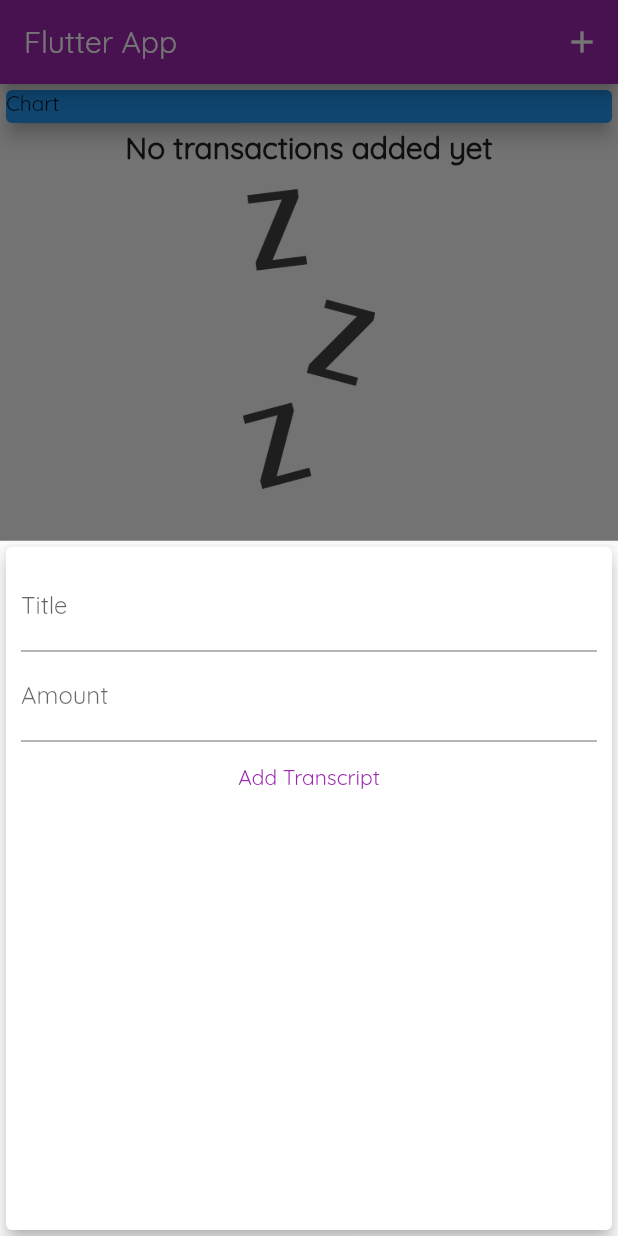
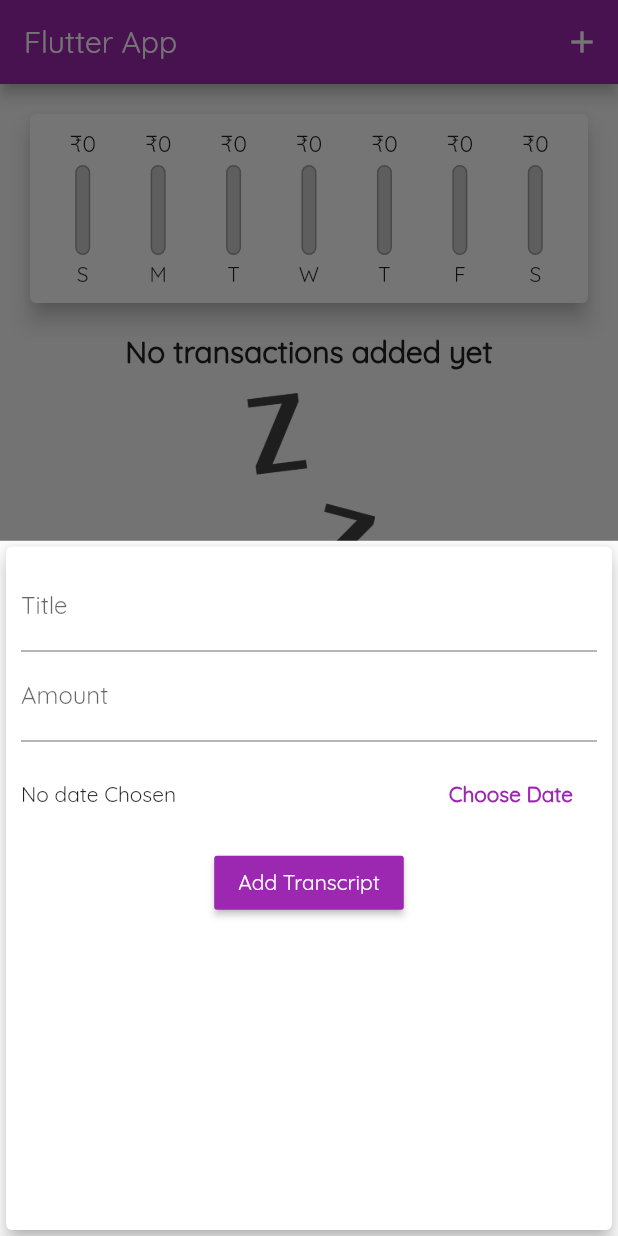
Before and after one commit to Debajyoti14/Expense-Tracker-App, a Flutter app: the screen it shows after launch, after a tap on the "add" icon, on a phone screen of 412 x 824 dp. Run offline on Flutter 3.47's test engine with Material 2 defaults, Android fonts, the phone set to English and light mode, and no system bars.

Commit message:
Almost Done

```diff
--- a/lib/Widgets/chart.dart
+++ b/lib/Widgets/chart.dart
@@ -1,11 +1,65 @@
+import 'package:expense_tracker_app/Widgets/chart_bar.dart';
 import 'package:flutter/material.dart';
+import 'package:intl/intl.dart';
 
-class chart extends StatelessWidget {
+import '../Models/transaction.dart';
+
+class Chart extends StatelessWidget {
+  final List<Transaction> recentTransaction;
+
+  Chart(this.recentTransaction);
+
+  List<Map<String, Object>> get groupedTransactionValues {
+    return List.generate(7, (index) {
+      final weekDay = DateTime.now().subtract(Duration(days: index));
+      double totalSum = 0.0;
+
+      for (var i = 0; i < recentTransaction.length; i++) {
+        if (recentTransaction[i].date.day == weekDay.day &&
+            recentTransaction[i].date.month == weekDay.month &&
+            recentTransaction[i].date.year == weekDay.year) {
+          totalSum += recentTransaction[i].amount;
+        }
+      }
+      print(DateFormat.E().format(weekDay));
+      print(totalSum);
+
+      return {
+        'day': DateFormat.E().format(weekDay).substring(0, 1),
+        'amount': totalSum
+      };
+    }).reversed.toList();
+  }
+
+  double get totalSpending {
+    return groupedTransactionValues.fold(0.0, (sum, item) {
+      return sum + (item['amount'] as double);
+    });
+  }
+
   @override
   Widget build(BuildContext context) {
+    print(groupedTransactionValues);
     return Card(
-        elevation: 6,
-        margin: EdgeInsets.all(15),
-        child: Row(children: <Widget>[]));
+      elevation: 6,
+      margin: EdgeInsets.all(20),
+      child: Container(
+        padding: EdgeInsets.all(10),
+        child: Row(
+            mainAxisAlignment: MainAxisAlignment.spaceAround,
+            children: groupedTransactionValues.map((data) {
+              return Flexible(
+                fit: FlexFit.tight,
+                child: Chart_bar(
+                  (data['day'] as String),
+                  (data['amount'] as double),
+                  totalSpending == 0.0
+                      ? 0.0
+                      : (data['amount'] as double) / totalSpending,
+                ),
+              );
+            }).toList()),
+      ),
+    );
   }
 }
--- /dev/null
+++ b/lib/Widgets/chart_bar.dart
@@ -0,0 +1,48 @@
+import 'package:flutter/material.dart';
+
+class Chart_bar extends StatelessWidget {
+  final String label;
+  final double spendingAmount;
+  final double spendingPctOfTotal;
+
+  const Chart_bar(this.label, this.spendingAmount, this.spendingPctOfTotal);
+  @override
+  Widget build(BuildContext context) {
+    return Column(
+      children: <Widget>[
+        Container(
+          height: 20,
+          child: FittedBox(
+            child: Text('₹${spendingAmount.toStringAsFixed(0)}'),
+          ),
+        ),
+        SizedBox(height: 4),
+        Container(
+          height: 60,
+          width: 10,
+          child: Stack(
+            children: <Widget>[
+              Container(
+                decoration: BoxDecoration(
+                  border: Border.all(color: Colors.grey, width: 1),
+                  color: Color.fromARGB(255, 205, 204, 204),
+                  borderRadius: BorderRadius.circular(10),
+                ),
+              ),
+              FractionallySizedBox(
+                heightFactor: spendingPctOfTotal,
+                child: Container(
+                  decoration: BoxDecoration(
+                      color: Theme.of(context).primaryColor,
+                      borderRadius: BorderRadius.circular(10)),
+                ),
+              ),
+            ],
+          ),
+        ),
+        SizedBox(height: 4),
+        Text(label),
+      ],
+    );
+  }
+}
--- a/lib/Widgets/new_transaction.dart
+++ b/lib/Widgets/new_transaction.dart
@@ -1,4 +1,7 @@
+// ignore_for_file: prefer_const_constructors
+
 import 'package:flutter/material.dart';
+import 'package:intl/intl.dart';
 
 class newTransaction extends StatefulWidget {
   final Function AddTx;
@@ -13,16 +16,41 @@
 
   final amountController = TextEditingController();
 
+  DateTime? selectedDate;
+
   void submitData() {
+    if (amountController.text.isEmpty) {
+      return;
+    }
     final enteredTitles = titleController.text;
     final enteredAmount = double.parse(amountController.text);
 
-    if (enteredTitles.isEmpty || enteredAmount <= 0) {
+    if (enteredTitles.isEmpty || enteredAmount <= 0 || selectedDate == null) {
       return;
     }
-    widget.AddTx(enteredTitles, enteredAmount);
+    widget.AddTx(
+      enteredTitles,
+      enteredAmount,
+      selectedDate,
+    );
 
     Navigator.of(context).pop();
+  }
+
+  void _presentDatePicker() {
+    showDatePicker(
+      context: context,
+      initialDate: DateTime.now(),
+      firstDate: DateTime(2003),
+      lastDate: DateTime.now(),
+    ).then((pickedDate) {
+      if (pickedDate == null) {
+        return;
+      }
+      setState(() {
+        selectedDate = pickedDate;
+      });
+    });
   }
 
   @override
@@ -44,9 +72,28 @@
                 keyboardType: TextInputType.number,
                 onSubmitted: (_) => submitData(),
               ),
-              FlatButton(
+              Container(
+                  height: 70,
+                  child: Row(children: <Widget>[
+                    Expanded(
+                      child: Text(selectedDate == null
+                          ? 'No date Chosen'
+                          : DateFormat.yMd().format(selectedDate!)),
+                    ),
+                    Container(
+                      child: FlatButton(
+                          textColor: Theme.of(context).primaryColor,
+                          child: Text(
+                            'Choose Date',
+                            style: TextStyle(fontWeight: FontWeight.bold),
+                          ),
+                          onPressed: _presentDatePicker),
+                    ),
+                  ])),
+              RaisedButton(
                   onPressed: () => submitData,
-                  textColor: Colors.purple,
+                  color: Colors.purple,
+                  textColor: Colors.white,
                   child: Text('Add Transcript'))
             ],
           ),
--- a/lib/main.dart
+++ b/lib/main.dart
@@ -1,6 +1,7 @@
 // ignore_for_file: prefer_const_constructors
 
 import 'package:expense_tracker_app/Models/transaction.dart';
+import 'package:expense_tracker_app/Widgets/chart.dart';
 import 'package:flutter/material.dart';
 
 import 'Widgets/new_transaction.dart';
@@ -9,6 +10,8 @@
 void main() => runApp(MyApp());
 
 class MyApp extends StatelessWidget {
+  const MyApp({Key? key}) : super(key: key);
+
   @override
   Widget build(BuildContext context) {
     return MaterialApp(
@@ -43,12 +46,18 @@
     //   date: DateTime.now(),
     // ),
   ];
-  void _addNewTransactions(String title, double amount) {
+  List<Transaction> get _recentTransactions {
+    return _usertransactions.where((tx) {
+      return tx.date.isAfter(DateTime.now().subtract(Duration(days: 7)));
+    }).toList();
+  }
+
+  void _addNewTransactions(String title, double amount, DateTime chosenDate) {
     final newTx = Transaction(
         id: DateTime.now().toString(),
         title: title,
         amount: amount,
-        date: DateTime.now());
+        date: chosenDate);
     setState(() {
       _usertransactions.add(newTx);
     });
@@ -80,16 +89,8 @@
         child: Column(
             //mainAxisAlignment: MainAxisAlignment.spaceAround,
             children: <Widget>[
-              Container(
-                width: double.infinity,
-                height: 30,
-                child: Card(
-                  color: Colors.blue,
-                  child: Text('Chart'),
-                  elevation: 5,
-                ),
-              ),
-              userTransactionList(_usertransactions)
+              Chart(_recentTransactions),
+              userTransactionList(_usertransactions),
             ]),
       ),
       floatingActionButton: FloatingActionButton(
```
Also changed, not shown: lib/Widgets/transaction_list.dart (+23 -32 lines), 1 other file.
